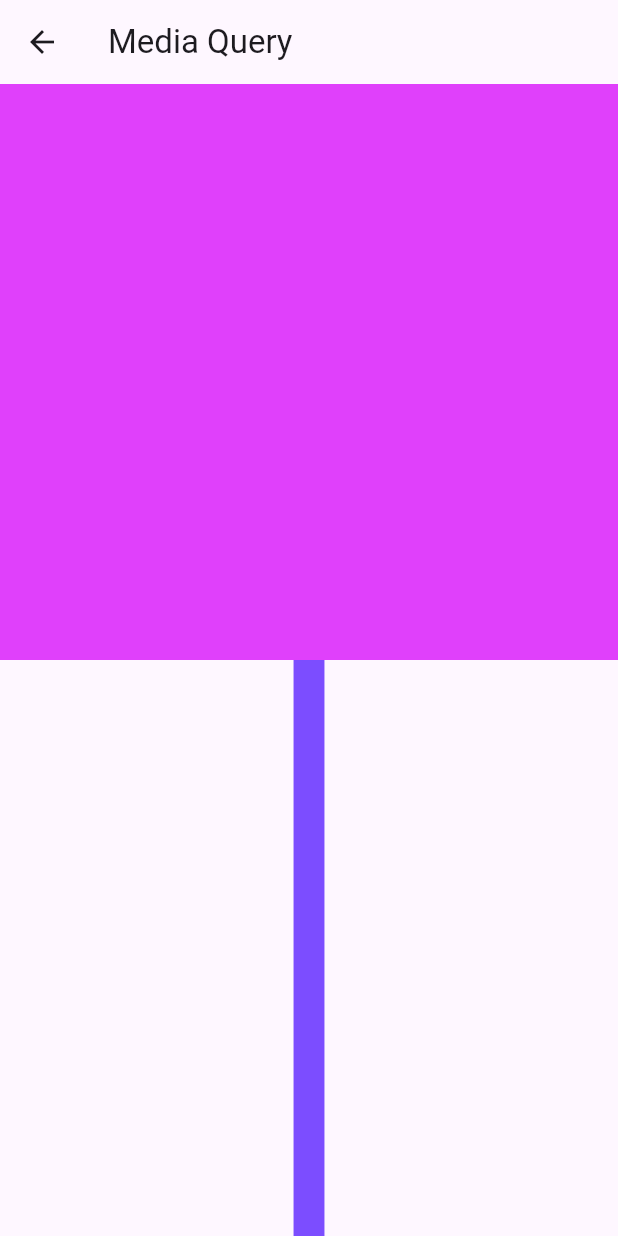
After one commit to LMThomaz-Study/jornada_flutter, a Flutter app: the MediaQueryPage screen opened by its route, on a phone screen of 412 x 824 dp. The commit adds this screen. Run offline on Flutter 3.47's test engine with Material 3 defaults, Android fonts, the phone set to English and light mode, and no system bars.

Commit message:
MediaQuery

```diff
--- a/primeiro_projeto/lib/main.dart
+++ b/primeiro_projeto/lib/main.dart
@@ -1,6 +1,7 @@
 import 'package:flutter/material.dart';
 import 'package:primeiro_projeto/pages/container/container_page.dart';
 import 'package:primeiro_projeto/pages/home/home_page.dart';
+import 'package:primeiro_projeto/pages/media_query/media_query_page.dart';
 import 'package:primeiro_projeto/pages/rows_columns/rows_columns_page.dart';
 
 void main() {
@@ -22,6 +23,7 @@ class MyApp extends StatelessWidget {
         HomePage.routeName: (_) => const HomePage(),
         ContainerPage.routeName: (_) => const ContainerPage(),
         RowsColumnsPage.routeName: (_) => const RowsColumnsPage(),
+        MediaQueryPage.routeName: (_) => const MediaQueryPage(),
       },
     );
   }
--- /dev/null
+++ b/primeiro_projeto/lib/pages/media_query/media_query_page.dart
@@ -0,0 +1,45 @@
+// ignore_for_file: avoid_print
+
+import 'package:flutter/material.dart';
+
+class MediaQueryPage extends StatelessWidget {
+  static const routeName = '/media_query';
+
+  const MediaQueryPage({super.key});
+
+  @override
+  Widget build(BuildContext context) {
+    final mediaQuery = MediaQuery.of(context);
+
+    print('Largura Tela ${mediaQuery.size.width}');
+    print('Altura Tela ${mediaQuery.size.height}');
+    print('Orientação ${mediaQuery.orientation}');
+    print('Padding Top (Status bar) ${mediaQuery.padding.top}');
+    print('Altura - AppBarDefault $kToolbarHeight');
+
+    final middleHeightAppScreen =
+        (mediaQuery.size.height - mediaQuery.padding.top - kToolbarHeight) * .5;
+
+    return Scaffold(
+      appBar: AppBar(
+        title: const Text('Media Query'),
+      ),
+      body: Center(
+        child: Column(
+          children: [
+            Container(
+              color: Colors.purpleAccent,
+              width: mediaQuery.size.width,
+              height: middleHeightAppScreen,
+            ),
+            Container(
+              color: Colors.deepPurpleAccent,
+              width: mediaQuery.size.width * .05,
+              height: middleHeightAppScreen,
+            ),
+          ],
+        ),
+      ),
+    );
+  }
+}
```
Also changed, not shown: primeiro_projeto/lib/pages/home/home_page.dart (+12 -3 lines).
